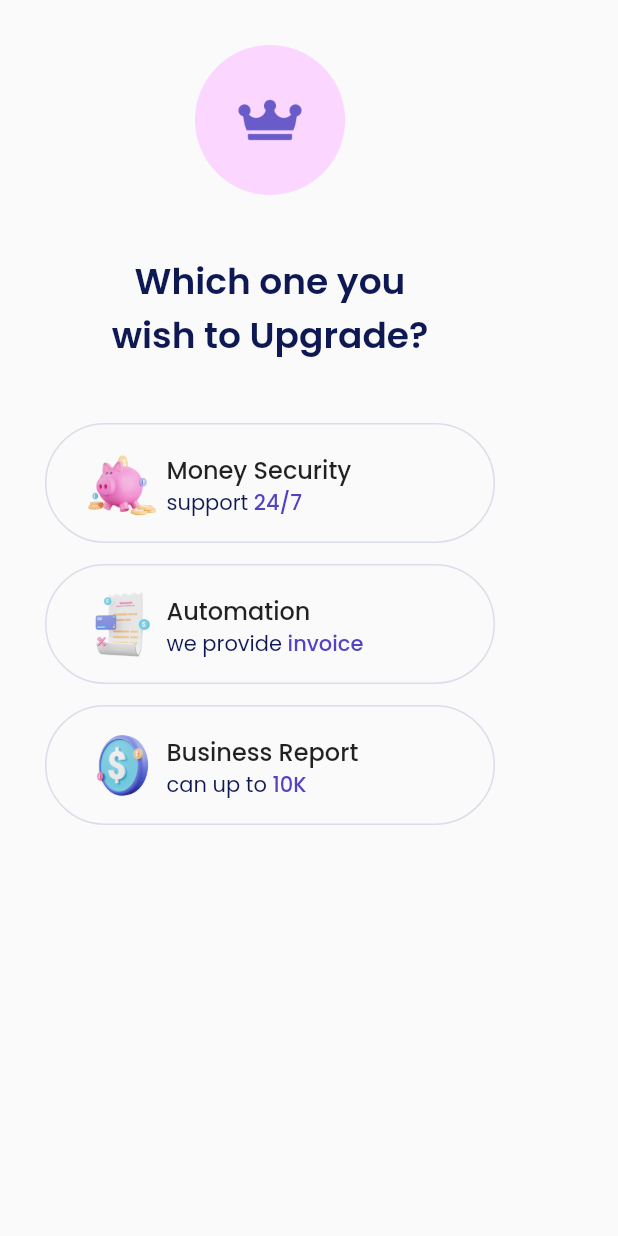
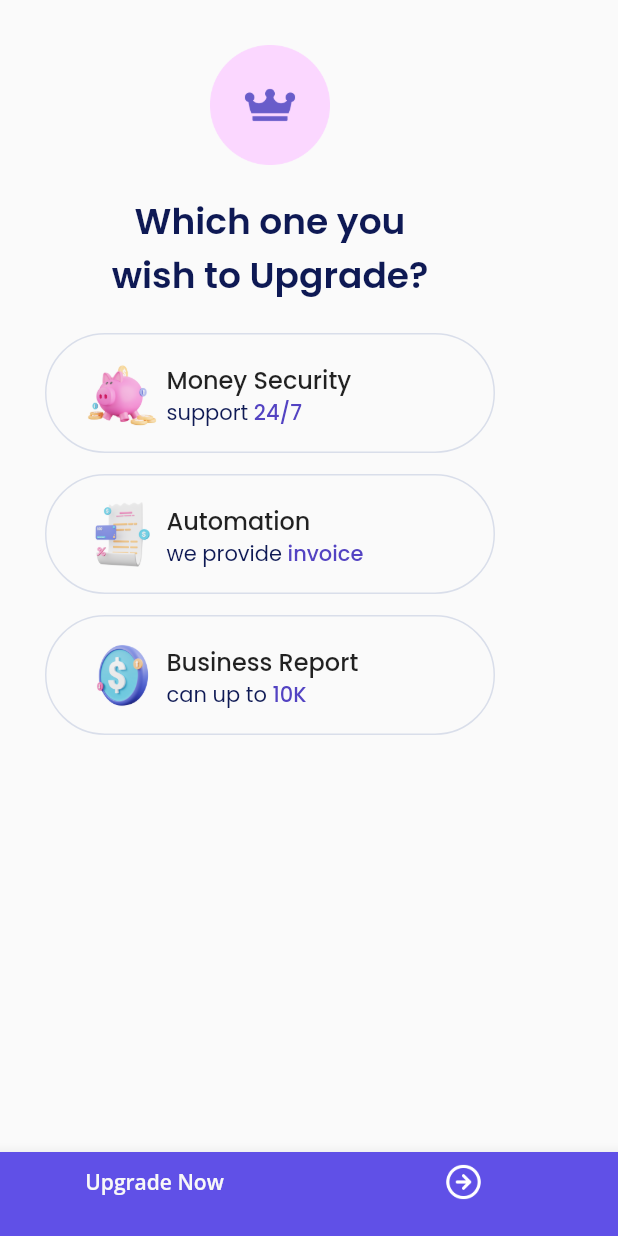
Before and after one commit to farisqadr/sevendays, a Flutter app: the screen it shows after launch, on a phone screen of 412 x 824 dp. Run offline on Flutter 3.47's test engine with Material 2 defaults, Android fonts, the phone set to English and light mode, and no system bars; our stand-ins replace google_fonts.

Commit message:
footer day 6

```diff
--- a/lib/pages/feature.dart
+++ b/lib/pages/feature.dart
@@ -16,10 +16,10 @@ class _FeatureLightState extends State<FeatureLight> {
         children: [
           Image.asset(
             'assets/crown.png',
-            width: 100,
+            width: 80,
           ),
           SizedBox(
-            height: 40,
+            height: 20,
           ),
           Text(
             'Which one you \nwish to Upgrade?',
@@ -27,7 +27,7 @@ class _FeatureLightState extends State<FeatureLight> {
             textAlign: TextAlign.center,
           ),
           SizedBox(
-            height: 40,
+            height: 20,
           ),
         ],
       );
@@ -129,6 +129,24 @@ class _FeatureLightState extends State<FeatureLight> {
                 2, 'assets/dollar.png', 'Business Report', 'can up to ', '10K'),
           ],
         ),
-    ));
+      ),
+      bottomNavigationBar: BottomNavigationBar(
+          type: BottomNavigationBarType.fixed,
+          backgroundColor: Color(0xff6050e7),
+          items: <BottomNavigationBarItem>[
+            BottomNavigationBarItem(
+                icon: Text(
+                  'Upgrade Now',
+                  style: buttonTextStyle,
+                ),
+                label: ''),
+            BottomNavigationBarItem(
+                icon: Image.asset(
+                  'assets/arrow_right.png',
+                  width: 25,
+                ),
+                label: ''),
+          ]),
+    );
   }
 }
```
Lines whose indentation alone changed are shown as unchanged.
